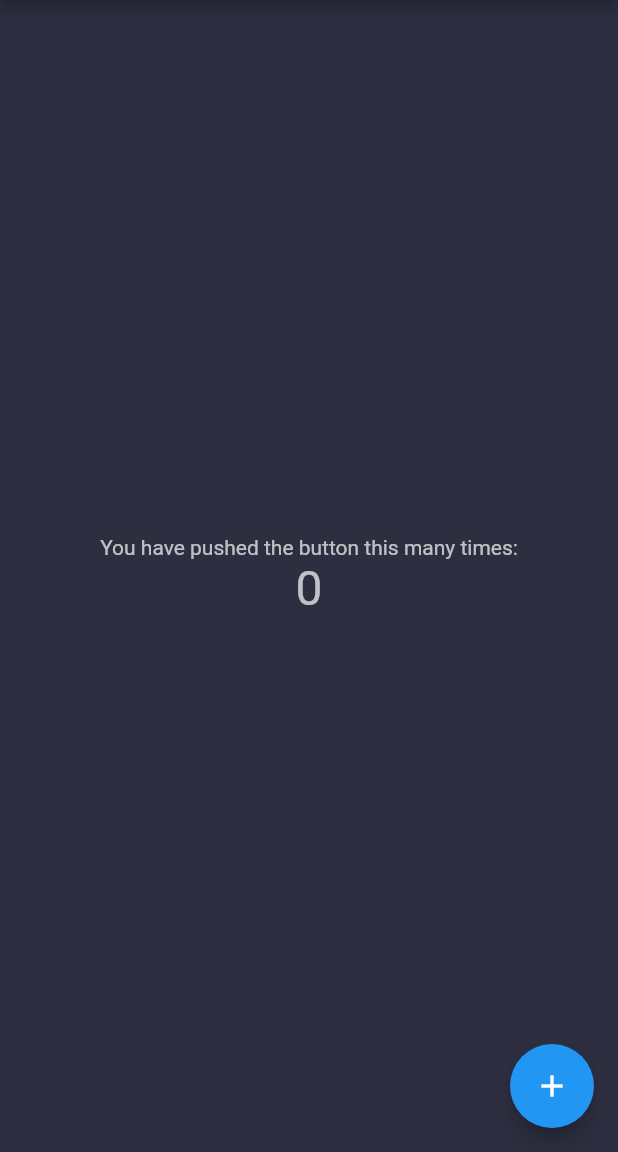
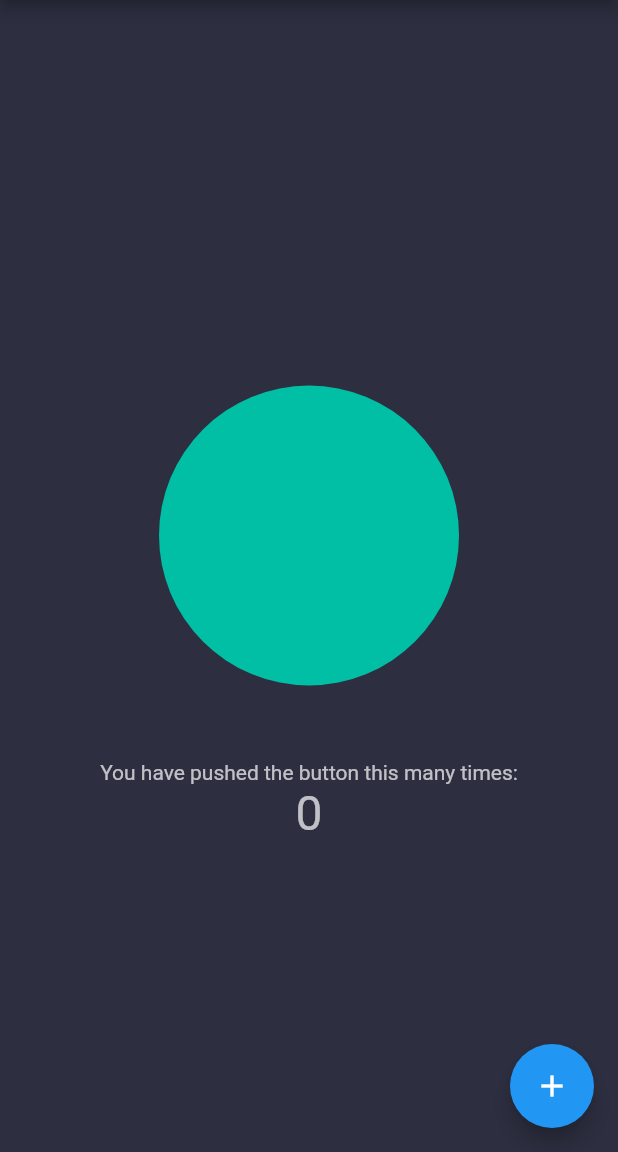
Before and after one commit to joaovaladao/Med-Assistant, a Flutter app: the screen it shows after launch, on a phone screen of 412 x 824 dp, the part 84-1236 px from its top. Run offline on Flutter 3.47's test engine with Material 2 defaults, Android fonts, the phone set to English and light mode, and no system bars.

Commit message:
Ajustada para rodar junto com a imagem do relógio

```diff
--- a/flutter_application_1/lib/main.dart
+++ b/flutter_application_1/lib/main.dart
@@ -1,4 +1,5 @@
 import 'package:flutter/material.dart';
+import 'package:flutter_application_1/clock_view.dart';
 
 void main() {
   runApp(MyApp());
@@ -99,6 +100,7 @@ class _MyHomePageState extends State<MyHomePage> {
           // horizontal).
           mainAxisAlignment: MainAxisAlignment.center,
           children: <Widget>[
+            ClockView(),
             Text(
               'You have pushed the button this many times:',
               style: TextStyle(color: Colors.white70),
```
